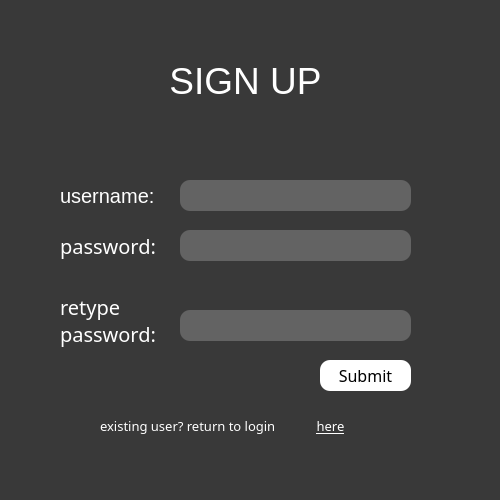
shahm58/PaceMakerGroup37, file createacc.ui: the form before one commit.
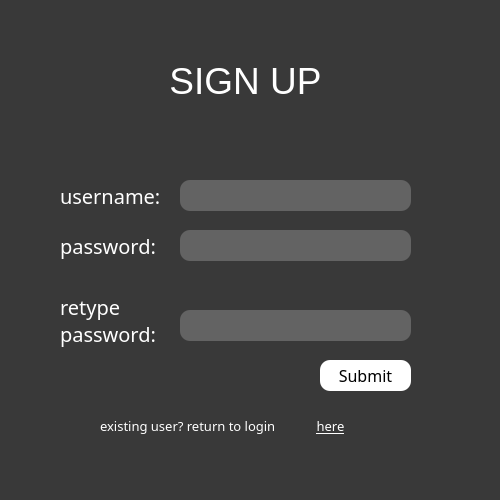
The form after the commit.

```diff
--- a/createacc.ui
+++ b/createacc.ui
@@ -66,6 +66,7 @@
    </property>
    <property name="font">
     <font>
+     <family>Franklin Gothic Book</family>
      <pointsize>15</pointsize>
     </font>
    </property>
```
